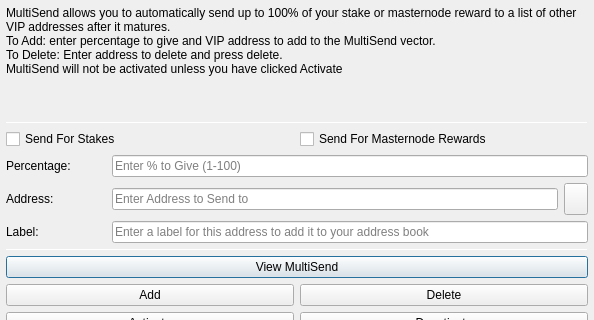
This is src/qt/forms/multisenddialog.ui in vipcore/VIP-OLD as Qt 5 draws it before an edit; both pictures show x 0 to 594 and y 0 to 320 of the 594 by 526 pixel window. The edited form follows.
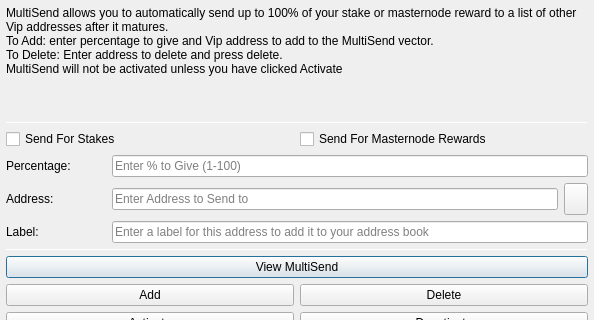
This is the edited form. Icons and pictures are not drawn.

What changed in the file:
```diff
--- a/src/qt/forms/multisenddialog.ui
+++ b/src/qt/forms/multisenddialog.ui
@@ -37,8 +37,8 @@
         <number>1</number>
        </property>
        <property name="text">
-        <string>MultiSend allows you to automatically send up to 100% of your stake or masternode reward to a list of other VIP addresses after it matures.
-To Add: enter percentage to give and VIP address to add to the MultiSend vector.
+        <string>MultiSend allows you to automatically send up to 100% of your stake or masternode reward to a list of other Vip addresses after it matures.
+To Add: enter percentage to give and Vip address to add to the MultiSend vector.
 To Delete: Enter address to delete and press delete.
 MultiSend will not be activated unless you have clicked Activate</string>
        </property>
```
